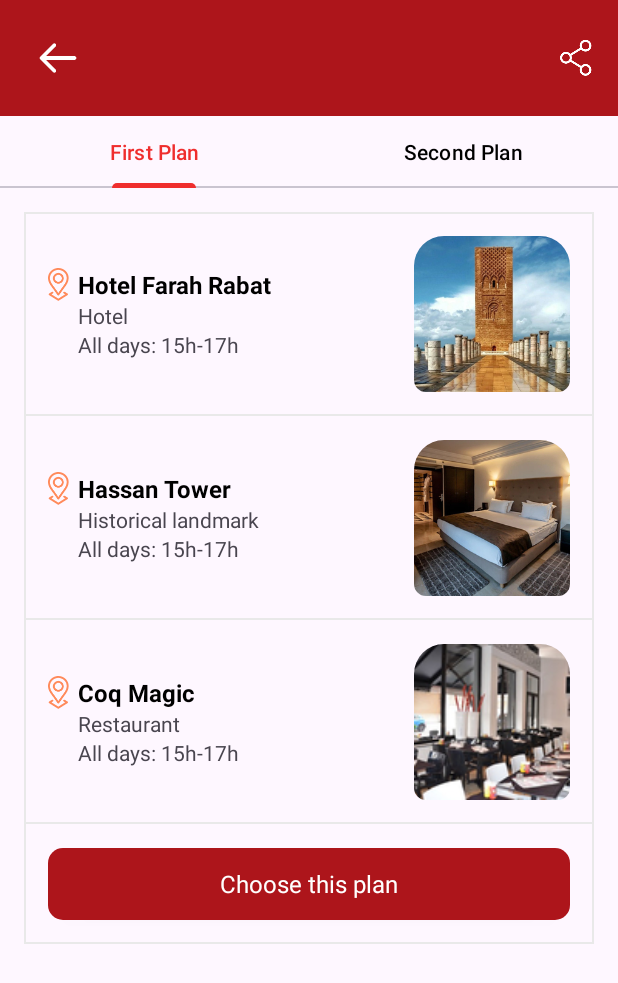
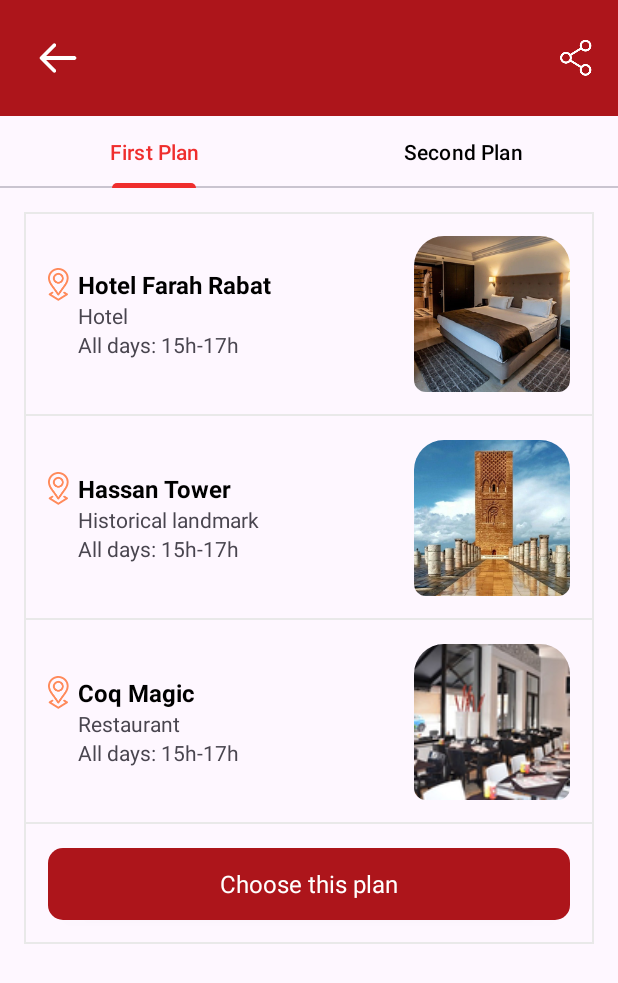
Before and after one commit to MaghrebTrip/maghrebtrip-mobile, an Android app: the PlanFragment1 screen opened directly, with no data from a screen before it, on a phone screen of 412 x 824 dp. Shown: the top 983 px of the screen. Run offline under Robolectric (Android 15) with nearby library versions, the phone set to English and light mode, and no system bars.

Commit message:
update content

```diff
--- a/app/src/main/java/com/maghrebtrip/activities/PlanFragment1.java
+++ b/app/src/main/java/com/maghrebtrip/activities/PlanFragment1.java
@@ -31,14 +31,21 @@ public class PlanFragment1 extends Fragment {
         ArrayList<Attraction> attractions = new ArrayList<>();
         ArrayList<String> openingHours = new ArrayList<>();
         openingHours.add("All days: 15h-17h");
-        attractions.add(new Attraction("rabat", "Hotel Farah Rabat", "Hotel", "Set in a Moorish-inspired whitewashed building, this premium hotel with views of the Bou Regreg River is a 5-minute walk from the 12th-century Hassan Tower.", openingHours, "PLACE 16 NOVEMBRE, Bd Mohamed Lyazidi, Rabat 10000"));
-        attractions.add(new Attraction("hotel_farah_rabat", "Hassan Tower", "Historical landmark", "This famous red sandstone landmark is a remnant of a 12th-century minaret that was never finished.", openingHours, "Bd Mohamed Lyazidi, Rabat"));
+        attractions.add(new Attraction("hotel_farah_rabat", "Hotel Farah Rabat", "Hotel", "Set in a Moorish-inspired whitewashed building, this premium hotel with views of the Bou Regreg River is a 5-minute walk from the 12th-century Hassan Tower.", openingHours, "PLACE 16 NOVEMBRE, Bd Mohamed Lyazidi, Rabat 10000"));
+        attractions.add(new Attraction("rabat", "Hassan Tower", "Historical landmark", "This famous red sandstone landmark is a remnant of a 12th-century minaret that was never finished.", openingHours, "Bd Mohamed Lyazidi, Rabat"));
         attractions.add(new Attraction("coq_magic", "Coq Magic", "Restaurant", "lorem ipsum", openingHours, "Angle Rue Mekka et Rue El Mourabitine, Rabat 10020"));
 
         AttractionAdapter adapter = new AttractionAdapter(attractions);
 
         recyclerView.setAdapter(adapter);
 
+        rootView.findViewById(R.id.choosePlanBtn).setOnClickListener(new View.OnClickListener() {
+            @Override
+            public void onClick(View v) {
+                // TODO: show map activity
+            }
+        });
+
         return rootView;
     }
 }
--- a/app/src/main/java/com/maghrebtrip/activities/PlanFragment2.java
+++ b/app/src/main/java/com/maghrebtrip/activities/PlanFragment2.java
@@ -29,14 +29,21 @@ public class PlanFragment2 extends Fragment {
         ArrayList<Attraction> attractions = new ArrayList<>();
         ArrayList<String> openingHours = new ArrayList<>();
         openingHours.add("All days: 15h-17h");
-        attractions.add(new Attraction("rabat", "Hotel Farah Rabat", "Hotel", "Set in a Moorish-inspired whitewashed building, this premium hotel with views of the Bou Regreg River is a 5-minute walk from the 12th-century Hassan Tower.", openingHours, "PLACE 16 NOVEMBRE, Bd Mohamed Lyazidi, Rabat 10000"));
-        attractions.add(new Attraction("hotel_farah_rabat", "Hassan Tower", "Historical landmark", "This famous red sandstone landmark is a remnant of a 12th-century minaret that was never finished.", openingHours, "Bd Mohamed Lyazidi, Rabat"));
+        attractions.add(new Attraction("hotel_farah_rabat", "Hotel Farah Rabat", "Hotel", "Set in a Moorish-inspired whitewashed building, this premium hotel with views of the Bou Regreg River is a 5-minute walk from the 12th-century Hassan Tower.", openingHours, "PLACE 16 NOVEMBRE, Bd Mohamed Lyazidi, Rabat 10000"));
+        attractions.add(new Attraction("rabat", "Hassan Tower", "Historical landmark", "This famous red sandstone landmark is a remnant of a 12th-century minaret that was never finished.", openingHours, "Bd Mohamed Lyazidi, Rabat"));
         attractions.add(new Attraction("coq_magic", "Coq Magic", "Restaurant", "lorem ipsum", openingHours, "Angle Rue Mekka et Rue El Mourabitine, Rabat 10020"));
 
         AttractionAdapter adapter = new AttractionAdapter(attractions);
 
         recyclerView.setAdapter(adapter);
 
+        rootView.findViewById(R.id.choosePlanBtn).setOnClickListener(new View.OnClickListener() {
+            @Override
+            public void onClick(View v) {
+                // TODO: show map activity
+            }
+        });
+
         return rootView;
     }
 }
--- a/app/src/main/java/com/maghrebtrip/activities/PlansActivity.java
+++ b/app/src/main/java/com/maghrebtrip/activities/PlansActivity.java
@@ -46,6 +46,8 @@ public class PlansActivity extends AppCompatActivity {
         vpAdapter.addFragment(new PlanFragment2(), "Second Plan");
 
         viewPager.setAdapter(vpAdapter);
+
+        binding.backBtn.setOnClickListener(v -> finish());
     }
 
     private void statusBarColor() {
```
